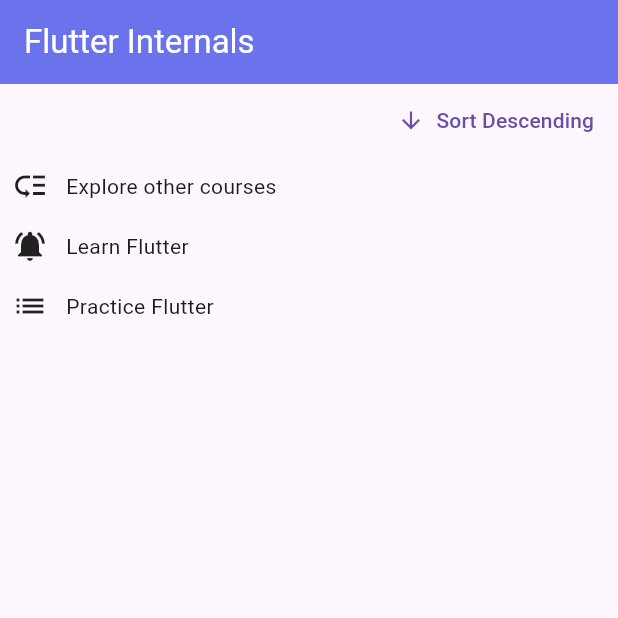
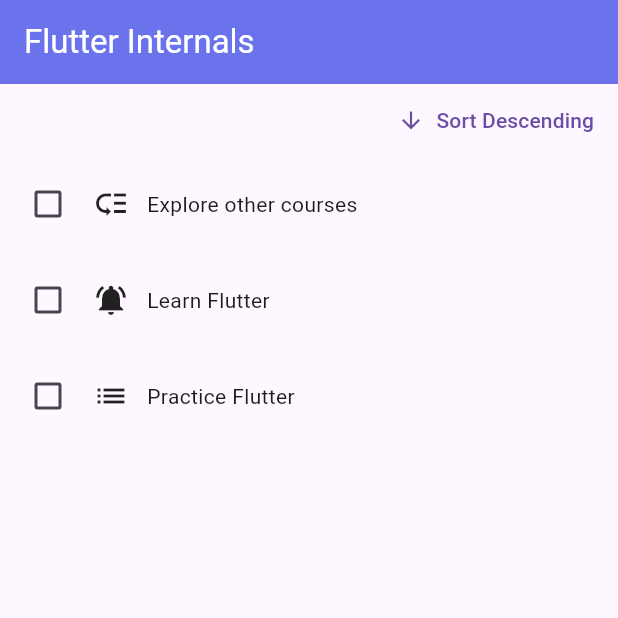
Before and after one commit to richajituri1/flutter-course, a Flutter app: the screen it shows after launch, on a phone screen of 412 x 824 dp, the top half of it. Run offline on Flutter 3.47's test engine with Material 2 defaults, Android fonts, the phone set to English and light mode, and no system bars.

```diff
--- a/lib/keys.dart
+++ b/lib/keys.dart
@@ -1,6 +1,5 @@
 import 'package:flutter/material.dart';
-
-import 'package:todo/todo_item.dart';
+import 'package:todo/clickable_todo_item.dart';
 
 class Todo {
   const Todo(this.text, this.priority);
@@ -68,7 +67,8 @@ class _KeysState extends State<Keys> {
           child: Column(
             children: [
               for (final todo in _orderedTodos)
-                TodoItem(
+                CheckableTodoItem(
+                  key: ValueKey(todo.text),
                   todo.text,
                   todo.priority,
                 ),
```
